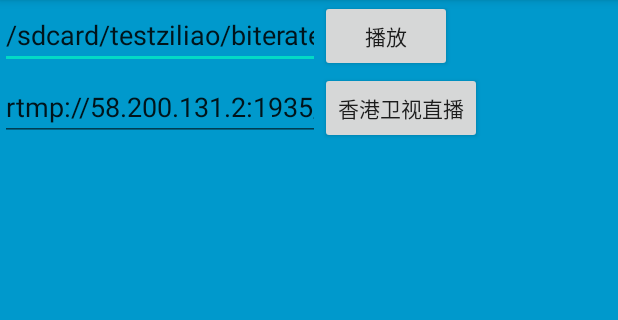
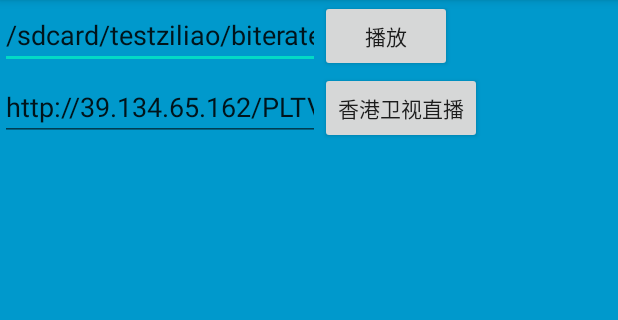
Before and after one commit to jiaquan11/AVCode, an Android app: the OpenUrl screen opened directly, with no data from a screen before it, on a phone screen of 412 x 824 dp, the part 84-404 px from its top. Run offline under Robolectric (Android 15) with nearby library versions, the light colour scheme and no system bars.

Commit message:
*整理代码

```diff
--- a/XiaCaoJun_Teacher/XPlay/app/src/main/res/layout/openurl.xml
+++ b/XiaCaoJun_Teacher/XPlay/app/src/main/res/layout/openurl.xml
@@ -45,7 +45,7 @@
                 android:layout_height="wrap_content"
                 android:ems="10"
                 android:inputType="textPersonName"
-                android:text="rtmp://58.200.131.2:1935/livetv/hunantv" />
+                android:text="http://39.134.65.162/PLTV/88888888/224/3221225611/index.m3u8" />
 
             <Button
                 android:id="@+id/playrtmp"
```
